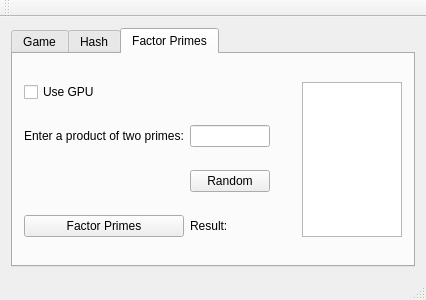
This is CapstoneCryptography/forms/mainwindow.ui in egandunning/learn-crypto as Qt 5 draws it before an edit. The edited form follows.
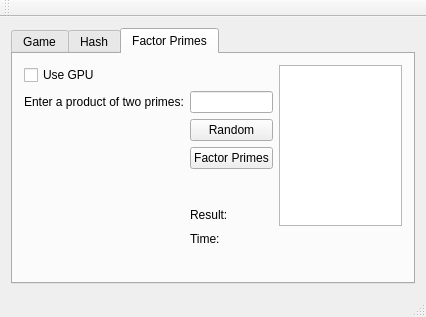
This is the edited form.

Commit message: added factoring time to gui

Patch:
```diff
--- a/CapstoneCryptography/forms/mainwindow.ui
+++ b/CapstoneCryptography/forms/mainwindow.ui
@@ -7,7 +7,7 @@
     <x>0</x>
     <y>0</y>
     <width>426</width>
-    <height>300</height>
+    <height>317</height>
    </rect>
   </property>
   <property name="windowTitle">
@@ -130,27 +130,24 @@
         <string>Factor Primes</string>
        </attribute>
        <layout class="QGridLayout" name="gridLayout_2">
-        <item row="0" column="0">
-         <widget class="QCheckBox" name="GPUCheckBox">
-          <property name="text">
-           <string>Use GPU</string>
-          </property>
-         </widget>
-        </item>
-        <item row="3" column="0">
+        <item row="3" column="1">
          <widget class="QPushButton" name="factorPrimesButton">
           <property name="text">
            <string>Factor Primes</string>
           </property>
          </widget>
         </item>
-        <item row="0" column="4" rowspan="4">
-         <widget class="QGraphicsView" name="graphicsView"/>
+        <item row="6" column="1">
+         <widget class="QLabel" name="timeLabel">
+          <property name="text">
+           <string>Time: </string>
+          </property>
+         </widget>
         </item>
-        <item row="3" column="3">
-         <widget class="QLabel" name="label_9">
+        <item row="0" column="0">
+         <widget class="QCheckBox" name="GPUCheckBox">
           <property name="text">
-           <string/>
+           <string>Use GPU</string>
           </property>
          </widget>
         </item>
@@ -161,16 +158,6 @@
           </property>
          </widget>
         </item>
-        <item row="1" column="1">
-         <widget class="QLineEdit" name="compositeTextField"/>
-        </item>
-        <item row="3" column="1">
-         <widget class="QLabel" name="label_8">
-          <property name="text">
-           <string>Result:</string>
-          </property>
-         </widget>
-        </item>
         <item row="2" column="1">
          <widget class="QPushButton" name="random_composite">
           <property name="text">
@@ -178,13 +165,32 @@
           </property>
          </widget>
         </item>
-        <item row="3" column="2">
+        <item row="1" column="1">
+         <widget class="QLineEdit" name="compositeTextField"/>
+        </item>
+        <item row="0" column="2" rowspan="6">
+         <widget class="QGraphicsView" name="graphicsView"/>
+        </item>
+        <item row="5" column="1">
          <widget class="QLabel" name="resultLabel">
           <property name="text">
-           <string/>
+           <string>Result:</string>
           </property>
          </widget>
         </item>
+        <item row="7" column="1">
+         <spacer name="verticalSpacer">
+          <property name="orientation">
+           <enum>Qt::Vertical</enum>
+          </property>
+          <property name="sizeHint" stdset="0">
+           <size>
+            <width>20</width>
+            <height>40</height>
+           </size>
+          </property>
+         </spacer>
+        </item>
        </layout>
       </widget>
      </widget>
```
The commit also changes 4 other files.
